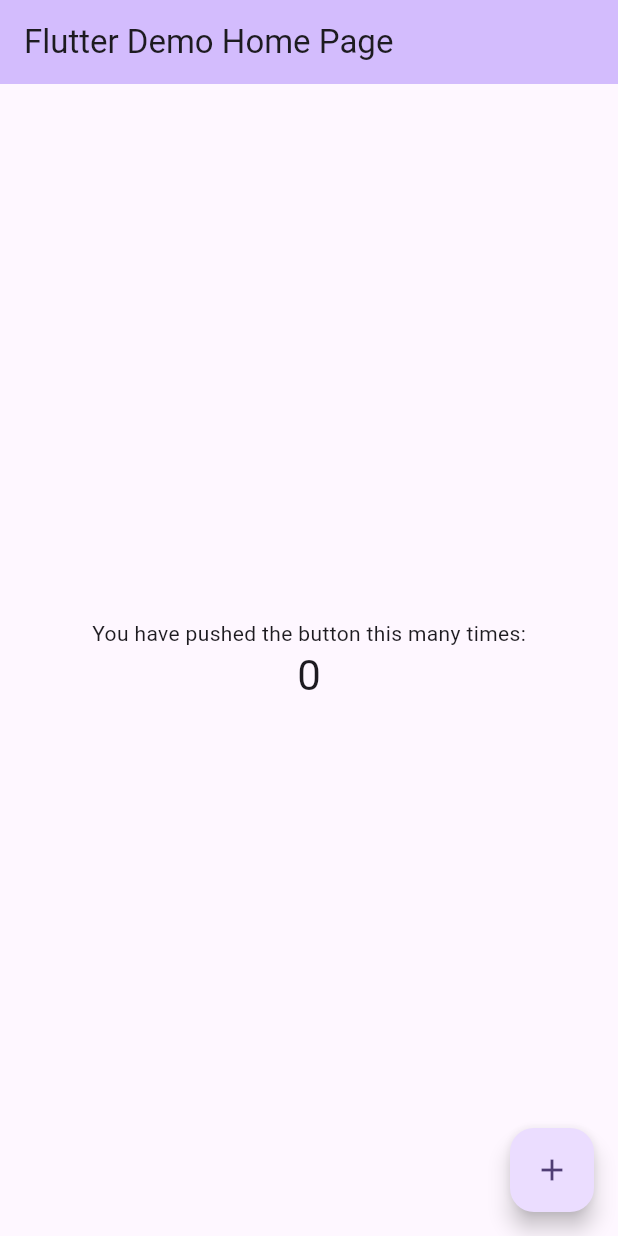
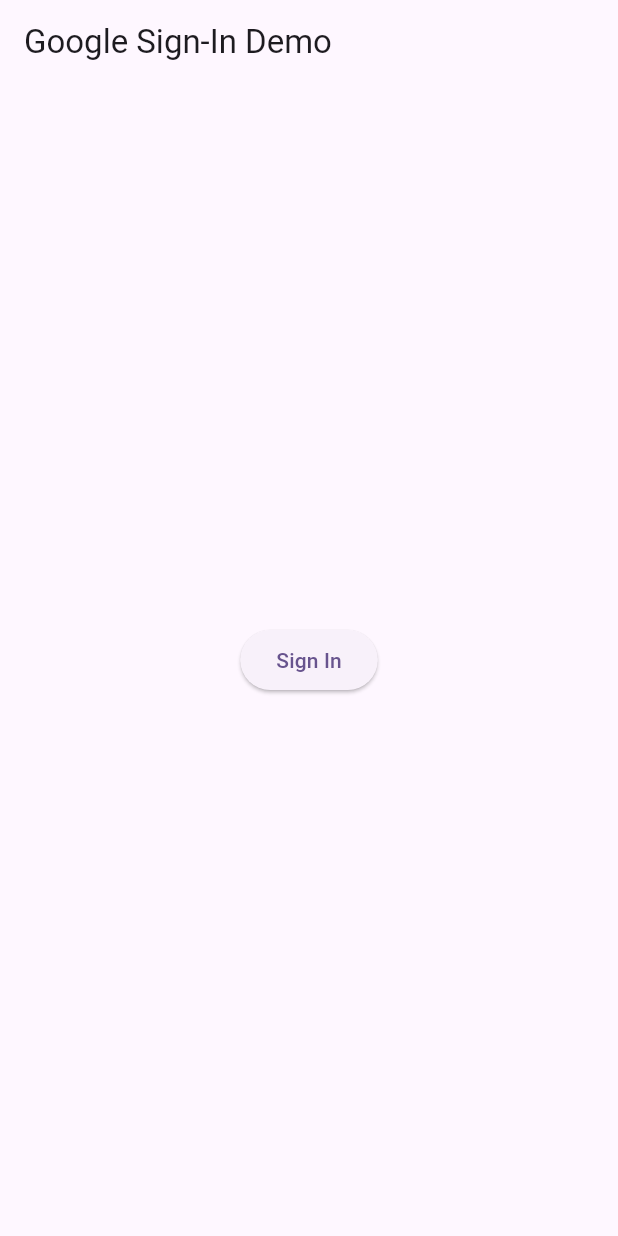
Before and after one commit to ibb2/xedMail, a Flutter app: the screen it shows after launch, on a phone screen of 412 x 824 dp. Run offline on Flutter 3.47's test engine with Material 3 defaults, Android fonts, the light colour scheme and no system bars; our stand-ins replace google_sign_in; missing offline and left inert: google_sign_in_all_platforms.

Commit message:
Google signin works. Exposed client secret.

```diff
--- /dev/null
+++ b/lib/auth.dart
@@ -0,0 +1,50 @@
+import 'package:flutter/material.dart';
+import 'package:google_sign_in/google_sign_in.dart' hide GoogleSignIn;
+import 'package:google_sign_in_all_platforms/google_sign_in_all_platforms.dart';
+
+class SignInDemo extends StatefulWidget {
+  @override
+  _SignInDemoState createState() => _SignInDemoState();
+}
+
+class _SignInDemoState extends State<SignInDemo> {
+  late GoogleSignIn _googleSignIn;
+
+  @override
+  void initState() {
+    super.initState();
+    _googleSignIn = GoogleSignIn(
+      params: GoogleSignInParams(
+        clientId:
+            '611007919856-2jae4hpql0eaeai46kpappvasajc1uf0.apps.googleusercontent.com',
+        clientSecret: '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',
+      ),
+    );
+  }
+
+  @override
+  Widget build(BuildContext context) {
+    return Scaffold(
+      appBar: AppBar(title: const Text('Google Sign-In Demo')),
+      body: Center(
+        child: Column(
+          children: [
+            const Spacer(),
+            ElevatedButton(
+              onPressed: () async {
+                final credentials = await _googleSignIn.signIn();
+                if (credentials != null) {
+                  print('Signed in successfully: ${credentials.accessToken}');
+                } else {
+                  print('Sign in failed');
+                }
+              },
+              child: const Text('Sign In'),
+            ),
+            const Spacer(),
+          ],
+        ),
+      ),
+    );
+  }
+}
--- a/lib/main.dart
+++ b/lib/main.dart
@@ -1,4 +1,5 @@
 import 'package:flutter/material.dart';
+import 'package:xedmail/auth.dart';
 
 void main() {
   runApp(const MyApp());
@@ -30,7 +31,7 @@
         // tested with just a hot reload.
         colorScheme: ColorScheme.fromSeed(seedColor: Colors.deepPurple),
       ),
-      home: const MyHomePage(title: 'Flutter Demo Home Page'),
+      home: SignInDemo(),
     );
   }
 }
--- a/pubspec.yaml
+++ b/pubspec.yaml
@@ -35,9 +35,9 @@
   # Use with the CupertinoIcons class for iOS style icons.
   cupertino_icons: ^1.0.8
 
-  google_sign_in_all_platforms: ^1.0.0
+  google_sign_in_all_platforms: ^1.2.0
   google_sign_in: ^6.3.0
-  url_launcher: ^6.0.20
+  url_launcher: ^6.3.1
 
 
 dev_dependencies:
```
